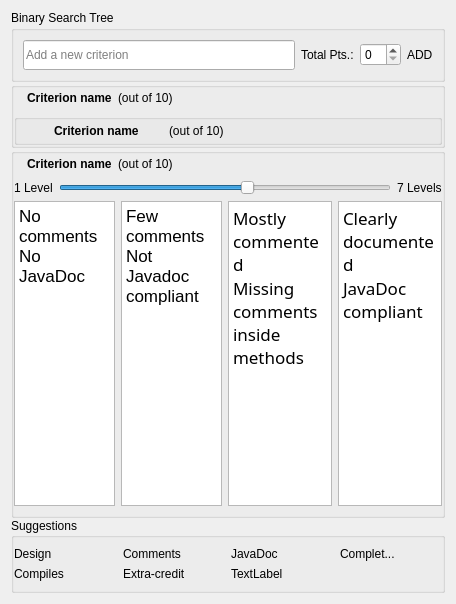
The window that TurboGrade/ui/rubricview.ui (wassgha/TurboGrade) describes before a commit, drawn with Qt 5.
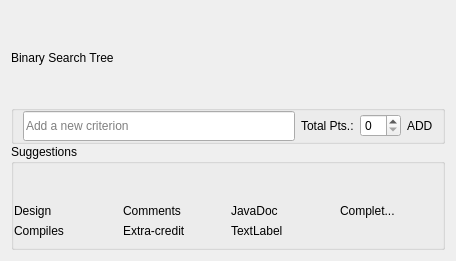
The same window after the commit. Icons and pictures are not drawn. Custom widgets are drawn as their Qt base class.

```diff
--- a/TurboGrade/ui/rubricview.ui
+++ b/TurboGrade/ui/rubricview.ui
@@ -7,11 +7,11 @@
     <x>0</x>
     <y>0</y>
     <width>456</width>
-    <height>604</height>
+    <height>261</height>
    </rect>
   </property>
   <property name="sizePolicy">
-   <sizepolicy hsizetype="Preferred" vsizetype="Minimum">
+   <sizepolicy hsizetype="Preferred" vsizetype="Expanding">
     <horstretch>0</horstretch>
     <verstretch>0</verstretch>
    </sizepolicy>
@@ -123,6 +123,9 @@
    <property name="spacing">
     <number>0</number>
    </property>
+   <property name="sizeConstraint">
+    <enum>QLayout::SetMinimumSize</enum>
+   </property>
    <item>
     <widget class="QLabel" name="title">
      <property name="text">
@@ -132,6 +135,12 @@
    </item>
    <item>
     <widget class="QGroupBox" name="add_box">
+     <property name="sizePolicy">
+      <sizepolicy hsizetype="Preferred" vsizetype="Fixed">
+       <horstretch>0</horstretch>
+       <verstretch>0</verstretch>
+      </sizepolicy>
+     </property>
      <property name="title">
       <string/>
      </property>
@@ -139,6 +148,12 @@
       <bool>true</bool>
      </property>
      <layout class="QHBoxLayout" name="horizontalLayout">
+      <property name="topMargin">
+       <number>0</number>
+      </property>
+      <property name="bottomMargin">
+       <number>0</number>
+      </property>
       <item>
        <widget class="QLineEdit" name="lineEdit">
         <property name="sizePolicy">
@@ -195,587 +210,9 @@
         <property name="text">
          <string>ADD</string>
         </property>
-       </widget>
-      </item>
-     </layout>
-    </widget>
-   </item>
-   <item>
-    <widget class="QGroupBox" name="groupBox_4">
-     <property name="title">
-      <string/>
-     </property>
-     <property name="flat">
-      <bool>true</bool>
-     </property>
-     <layout class="QVBoxLayout" name="verticalLayout_3">
-      <property name="leftMargin">
-       <number>0</number>
-      </property>
-      <property name="topMargin">
-       <number>0</number>
-      </property>
-      <property name="rightMargin">
-       <number>0</number>
-      </property>
-      <property name="bottomMargin">
-       <number>0</number>
-      </property>
-      <item>
-       <layout class="QHBoxLayout" name="horizontalLayout_4">
-        <item>
-         <widget class="QLabel" name="label_10">
-          <property name="sizePolicy">
-           <sizepolicy hsizetype="Fixed" vsizetype="Fixed">
-            <horstretch>0</horstretch>
-            <verstretch>0</verstretch>
-           </sizepolicy>
-          </property>
-          <property name="maximumSize">
-           <size>
-            <width>16</width>
-            <height>16</height>
-           </size>
-          </property>
-          <property name="cursor">
-           <cursorShape>PointingHandCursor</cursorShape>
-          </property>
-          <property name="text">
-           <string/>
-          </property>
-          <property name="pixmap">
-           <pixmap resource="resources.qrc">:/misc/res/add.png</pixmap>
-          </property>
-          <property name="scaledContents">
-           <bool>true</bool>
-          </property>
-         </widget>
-        </item>
-        <item>
-         <widget class="QLabel" name="label_11">
-          <property name="font">
-           <font>
-            <weight>75</weight>
-            <bold>true</bold>
-           </font>
-          </property>
-          <property name="text">
-           <string>Criterion name</string>
-          </property>
-         </widget>
-        </item>
-        <item>
-         <widget class="QLabel" name="label_12">
-          <property name="text">
-           <string>(out of 10)</string>
-          </property>
-         </widget>
-        </item>
-        <item>
-         <spacer name="horizontalSpacer_3">
-          <property name="orientation">
-           <enum>Qt::Horizontal</enum>
-          </property>
-          <property name="sizeHint" stdset="0">
-           <size>
-            <width>40</width>
-            <height>20</height>
-           </size>
-          </property>
-         </spacer>
-        </item>
-        <item>
-         <widget class="QLabel" name="label_13">
-          <property name="maximumSize">
-           <size>
-            <width>16</width>
-            <height>16</height>
-           </size>
-          </property>
-          <property name="cursor">
-           <cursorShape>PointingHandCursor</cursorShape>
-          </property>
-          <property name="text">
-           <string/>
-          </property>
-          <property name="pixmap">
-           <pixmap resource="resources.qrc">:/misc/res/delete.png</pixmap>
-          </property>
-          <property name="scaledContents">
-           <bool>true</bool>
-          </property>
-         </widget>
-        </item>
-       </layout>
-      </item>
-      <item>
-       <widget class="QGroupBox" name="has_children">
-        <property name="title">
-         <string/>
+        <property name="textInteractionFlags">
+         <set>Qt::LinksAccessibleByKeyboard|Qt::LinksAccessibleByMouse</set>
         </property>
-        <property name="flat">
-         <bool>true</bool>
-        </property>
-        <layout class="QVBoxLayout" name="verticalLayout">
-         <property name="spacing">
-          <number>30</number>
-         </property>
-         <property name="leftMargin">
-          <number>0</number>
-         </property>
-         <property name="topMargin">
-          <number>0</number>
-         </property>
-         <property name="rightMargin">
-          <number>0</number>
-         </property>
-         <property name="bottomMargin">
-          <number>0</number>
-         </property>
-         <item>
-          <layout class="QHBoxLayout" name="horizontalLayout_2">
-           <item>
-            <widget class="QLabel" name="label_4">
-             <property name="sizePolicy">
-              <sizepolicy hsizetype="Fixed" vsizetype="Fixed">
-               <horstretch>0</horstretch>
-               <verstretch>0</verstretch>
-              </sizepolicy>
-             </property>
-             <property name="maximumSize">
-              <size>
-               <width>16</width>
-               <height>16</height>
-              </size>
-             </property>
-             <property name="cursor">
-              <cursorShape>PointingHandCursor</cursorShape>
-             </property>
-             <property name="text">
-              <string/>
-             </property>
-             <property name="pixmap">
-              <pixmap resource="resources.qrc">:/misc/res/add.png</pixmap>
-             </property>
-             <property name="scaledContents">
-              <bool>true</bool>
-             </property>
-            </widget>
-           </item>
-           <item>
-            <widget class="QLabel" name="label">
-             <property name="font">
-              <font>
-               <weight>75</weight>
-               <bold>true</bold>
-              </font>
-             </property>
-             <property name="text">
-              <string>Criterion name</string>
-             </property>
-            </widget>
-           </item>
-           <item>
-            <widget class="QLabel" name="label_5">
-             <property name="text">
-              <string>(out of 10)</string>
-             </property>
-            </widget>
-           </item>
-           <item>
-            <spacer name="horizontalSpacer">
-             <property name="orientation">
-              <enum>Qt::Horizontal</enum>
-             </property>
-             <property name="sizeHint" stdset="0">
-              <size>
-               <width>40</width>
-               <height>20</height>
-              </size>
-             </property>
-            </spacer>
-           </item>
-           <item>
-            <widget class="QLabel" name="label_6">
-             <property name="maximumSize">
-              <size>
-               <width>16</width>
-               <height>16</height>
-              </size>
-             </property>
-             <property name="cursor">
-              <cursorShape>PointingHandCursor</cursorShape>
-             </property>
-             <property name="text">
-              <string/>
-             </property>
-             <property name="pixmap">
-              <pixmap resource="resources.qrc">:/misc/res/delete.png</pixmap>
-             </property>
-             <property name="scaledContents">
-              <bool>true</bool>
-             </property>
-            </widget>
-           </item>
-          </layout>
-         </item>
-        </layout>
-       </widget>
-      </item>
-     </layout>
-    </widget>
-   </item>
-   <item>
-    <widget class="QGroupBox" name="last">
-     <property name="title">
-      <string/>
-     </property>
-     <property name="flat">
-      <bool>true</bool>
-     </property>
-     <layout class="QVBoxLayout" name="verticalLayout_6">
-      <property name="leftMargin">
-       <number>0</number>
-      </property>
-      <property name="topMargin">
-       <number>0</number>
-      </property>
-      <property name="rightMargin">
-       <number>0</number>
-      </property>
-      <item>
-       <layout class="QHBoxLayout" name="horizontalLayout_7">
-        <item>
-         <widget class="QLabel" name="label_22">
-          <property name="sizePolicy">
-           <sizepolicy hsizetype="Fixed" vsizetype="Fixed">
-            <horstretch>0</horstretch>
-            <verstretch>0</verstretch>
-           </sizepolicy>
-          </property>
-          <property name="maximumSize">
-           <size>
-            <width>16</width>
-            <height>16</height>
-           </size>
-          </property>
-          <property name="cursor">
-           <cursorShape>PointingHandCursor</cursorShape>
-          </property>
-          <property name="text">
-           <string/>
-          </property>
-          <property name="pixmap">
-           <pixmap resource="resources.qrc">:/misc/res/add.png</pixmap>
-          </property>
-          <property name="scaledContents">
-           <bool>true</bool>
-          </property>
-         </widget>
-        </item>
-        <item>
-         <widget class="QLabel" name="label_23">
-          <property name="font">
-           <font>
-            <weight>75</weight>
-            <bold>true</bold>
-           </font>
-          </property>
-          <property name="text">
-           <string>Criterion name</string>
-          </property>
-         </widget>
-        </item>
-        <item>
-         <widget class="QLabel" name="label_24">
-          <property name="text">
-           <string>(out of 10)</string>
-          </property>
-         </widget>
-        </item>
-        <item>
-         <spacer name="horizontalSpacer_6">
-          <property name="orientation">
-           <enum>Qt::Horizontal</enum>
-          </property>
-          <property name="sizeHint" stdset="0">
-           <size>
-            <width>40</width>
-            <height>20</height>
-           </size>
-          </property>
-         </spacer>
-        </item>
-        <item>
-         <widget class="QLabel" name="label_25">
-          <property name="maximumSize">
-           <size>
-            <width>16</width>
-            <height>16</height>
-           </size>
-          </property>
-          <property name="cursor">
-           <cursorShape>PointingHandCursor</cursorShape>
-          </property>
-          <property name="text">
-           <string/>
-          </property>
-          <property name="pixmap">
-           <pixmap resource="resources.qrc">:/misc/res/delete.png</pixmap>
-          </property>
-          <property name="scaledContents">
-           <bool>true</bool>
-          </property>
-         </widget>
-        </item>
-       </layout>
-      </item>
-      <item>
-       <widget class="QWidget" name="widget" native="true">
-        <layout class="QVBoxLayout" name="verticalLayout_2">
-         <property name="leftMargin">
-          <number>0</number>
-         </property>
-         <property name="topMargin">
-          <number>0</number>
-         </property>
-         <property name="rightMargin">
-          <number>0</number>
-         </property>
-         <property name="bottomMargin">
-          <number>0</number>
-         </property>
-         <item>
-          <widget class="QWidget" name="widget_2" native="true">
-           <layout class="QHBoxLayout" name="horizontalLayout_5">
-            <property name="leftMargin">
-             <number>0</number>
-            </property>
-            <property name="topMargin">
-             <number>0</number>
-            </property>
-            <property name="rightMargin">
-             <number>0</number>
-            </property>
-            <property name="bottomMargin">
-             <number>0</number>
-            </property>
-            <item>
-             <widget class="QLabel" name="label_2">
-              <property name="text">
-               <string>1 Level</string>
-              </property>
-             </widget>
-            </item>
-            <item>
-             <widget class="QSlider" name="horizontalSlider">
-              <property name="maximum">
-               <number>7</number>
-              </property>
-              <property name="value">
-               <number>4</number>
-              </property>
-              <property name="orientation">
-               <enum>Qt::Horizontal</enum>
-              </property>
-              <property name="invertedAppearance">
-               <bool>false</bool>
-              </property>
-              <property name="invertedControls">
-               <bool>false</bool>
-              </property>
-              <property name="tickPosition">
-               <enum>QSlider::NoTicks</enum>
-              </property>
-              <property name="tickInterval">
-               <number>1</number>
-              </property>
-             </widget>
-            </item>
-            <item>
-             <widget class="QLabel" name="label_7">
-              <property name="text">
-               <string>7 Levels</string>
-              </property>
-             </widget>
-            </item>
-           </layout>
-          </widget>
-         </item>
-         <item>
-          <layout class="QHBoxLayout" name="horizontalLayout_3">
-           <item>
-            <widget class="QTextBrowser" name="level1">
-             <property name="sizePolicy">
-              <sizepolicy hsizetype="Expanding" vsizetype="Expanding">
-               <horstretch>0</horstretch>
-               <verstretch>0</verstretch>
-              </sizepolicy>
-             </property>
-             <property name="frameShape">
-              <enum>QFrame::StyledPanel</enum>
-             </property>
-             <property name="frameShadow">
-              <enum>QFrame::Plain</enum>
-             </property>
-             <property name="verticalScrollBarPolicy">
-              <enum>Qt::ScrollBarAlwaysOff</enum>
-             </property>
-             <property name="horizontalScrollBarPolicy">
-              <enum>Qt::ScrollBarAlwaysOff</enum>
-             </property>
-             <property name="sizeAdjustPolicy">
-              <enum>QAbstractScrollArea::AdjustToContents</enum>
-             </property>
-             <property name="lineWrapMode">
-              <enum>QTextEdit::WidgetWidth</enum>
-             </property>
-             <property name="html">
-              <string>&lt;!DOCTYPE HTML PUBLIC &quot;-//W3C//DTD HTML 4.0//EN&quot; &quot;http://www.w3.org/TR/REC-html40/strict.dtd&quot;&gt;
-&lt;html&gt;&lt;head&gt;&lt;meta name=&quot;qrichtext&quot; content=&quot;1&quot; /&gt;&lt;style type=&quot;text/css&quot;&gt;
-p, li { white-space: pre-wrap; }
-&lt;/style&gt;&lt;/head&gt;&lt;body style=&quot; font-family:'.SF NS Text'; font-size:13pt; font-weight:400; font-style:normal;&quot;&gt;
-&lt;p style=&quot; margin-top:0px; margin-bottom:0px; margin-left:0px; margin-right:0px; -qt-block-indent:0; text-indent:0px;&quot;&gt;No comments&lt;/p&gt;
-&lt;p style=&quot; margin-top:0px; margin-bottom:0px; margin-left:0px; margin-right:0px; -qt-block-indent:0; text-indent:0px;&quot;&gt;No JavaDoc&lt;/p&gt;&lt;/body&gt;&lt;/html&gt;</string>
-             </property>
-             <property name="acceptRichText">
-              <bool>true</bool>
-             </property>
-            </widget>
-           </item>
-           <item>
-            <widget class="QTextBrowser" name="level2">
-             <property name="sizePolicy">
-              <sizepolicy hsizetype="Expanding" vsizetype="Expanding">
-               <horstretch>0</horstretch>
-               <verstretch>0</verstretch>
-              </sizepolicy>
-             </property>
-             <property name="styleSheet">
-              <string notr="true"/>
-             </property>
-             <property name="frameShape">
-              <enum>QFrame::StyledPanel</enum>
-             </property>
-             <property name="frameShadow">
-              <enum>QFrame::Plain</enum>
-             </property>
-             <property name="verticalScrollBarPolicy">
-              <enum>Qt::ScrollBarAlwaysOff</enum>
-             </property>
-             <property name="horizontalScrollBarPolicy">
-              <enum>Qt::ScrollBarAlwaysOff</enum>
-             </property>
-             <property name="sizeAdjustPolicy">
-              <enum>QAbstractScrollArea::AdjustToContents</enum>
-             </property>
-             <property name="lineWrapMode">
-              <enum>QTextEdit::WidgetWidth</enum>
-             </property>
-             <property name="html">
-              <string>&lt;!DOCTYPE HTML PUBLIC &quot;-//W3C//DTD HTML 4.0//EN&quot; &quot;http://www.w3.org/TR/REC-html40/strict.dtd&quot;&gt;
-&lt;html&gt;&lt;head&gt;&lt;meta name=&quot;qrichtext&quot; content=&quot;1&quot; /&gt;&lt;style type=&quot;text/css&quot;&gt;
-p, li { white-space: pre-wrap; }
-&lt;/style&gt;&lt;/head&gt;&lt;body style=&quot; font-family:'.SF NS Text'; font-size:13pt; font-weight:400; font-style:normal;&quot;&gt;
-&lt;p style=&quot; margin-top:0px; margin-bottom:0px; margin-left:0px; margin-right:0px; -qt-block-indent:0; text-indent:0px;&quot;&gt;Few comments&lt;/p&gt;
-&lt;p style=&quot; margin-top:0px; margin-bottom:0px; margin-left:0px; margin-right:0px; -qt-block-indent:0; text-indent:0px;&quot;&gt;Not Javadoc compliant&lt;/p&gt;&lt;/body&gt;&lt;/html&gt;</string>
-             </property>
-             <property name="acceptRichText">
-              <bool>true</bool>
-             </property>
-            </widget>
-           </item>
-           <item>
-            <widget class="QTextBrowser" name="level3">
-             <property name="sizePolicy">
-              <sizepolicy hsizetype="Expanding" vsizetype="Expanding">
-               <horstretch>0</horstretch>
-               <verstretch>0</verstretch>
-              </sizepolicy>
-             </property>
-             <property name="font">
-              <font>
-               <family>Avenir</family>
-              </font>
-             </property>
-             <property name="frameShape">
-              <enum>QFrame::StyledPanel</enum>
-             </property>
-             <property name="frameShadow">
-              <enum>QFrame::Plain</enum>
-             </property>
-             <property name="verticalScrollBarPolicy">
-              <enum>Qt::ScrollBarAlwaysOff</enum>
-             </property>
-             <property name="horizontalScrollBarPolicy">
-              <enum>Qt::ScrollBarAlwaysOff</enum>
-             </property>
-             <property name="sizeAdjustPolicy">
-              <enum>QAbstractScrollArea::AdjustToContents</enum>
-             </property>
-             <property name="lineWrapMode">
-              <enum>QTextEdit::WidgetWidth</enum>
-             </property>
-             <property name="html">
-              <string>&lt;!DOCTYPE HTML PUBLIC &quot;-//W3C//DTD HTML 4.0//EN&quot; &quot;http://www.w3.org/TR/REC-html40/strict.dtd&quot;&gt;
-&lt;html&gt;&lt;head&gt;&lt;meta name=&quot;qrichtext&quot; content=&quot;1&quot; /&gt;&lt;style type=&quot;text/css&quot;&gt;
-p, li { white-space: pre-wrap; }
-&lt;/style&gt;&lt;/head&gt;&lt;body style=&quot; font-family:'Avenir'; font-size:13pt; font-weight:400; font-style:normal;&quot;&gt;
-&lt;p style=&quot; margin-top:0px; margin-bottom:0px; margin-left:0px; margin-right:0px; -qt-block-indent:0; text-indent:0px;&quot;&gt;&lt;span style=&quot; font-family:'.SF NS Text';&quot;&gt;Mostly commented&lt;/span&gt;&lt;/p&gt;
-&lt;p style=&quot; margin-top:0px; margin-bottom:0px; margin-left:0px; margin-right:0px; -qt-block-indent:0; text-indent:0px;&quot;&gt;&lt;span style=&quot; font-family:'.SF NS Text';&quot;&gt;Missing comments inside methods&lt;/span&gt;&lt;/p&gt;&lt;/body&gt;&lt;/html&gt;</string>
-             </property>
-             <property name="acceptRichText">
-              <bool>true</bool>
-             </property>
-            </widget>
-           </item>
-           <item>
-            <widget class="QTextBrowser" name="level4">
-             <property name="sizePolicy">
-              <sizepolicy hsizetype="Expanding" vsizetype="Expanding">
-               <horstretch>0</horstretch>
-               <verstretch>0</verstretch>
-              </sizepolicy>
-             </property>
-             <property name="font">
-              <font>
-               <family>Avenir</family>
-              </font>
-             </property>
-             <property name="frameShape">
-              <enum>QFrame::StyledPanel</enum>
-             </property>
-             <property name="frameShadow">
-              <enum>QFrame::Plain</enum>
-             </property>
-             <property name="verticalScrollBarPolicy">
-              <enum>Qt::ScrollBarAlwaysOff</enum>
-             </property>
-             <property name="horizontalScrollBarPolicy">
-              <enum>Qt::ScrollBarAlwaysOff</enum>
-             </property>
-             <property name="sizeAdjustPolicy">
-              <enum>QAbstractScrollArea::AdjustToContents</enum>
-             </property>
-             <property name="lineWrapMode">
-              <enum>QTextEdit::WidgetWidth</enum>
-             </property>
-             <property name="html">
-              <string>&lt;!DOCTYPE HTML PUBLIC &quot;-//W3C//DTD HTML 4.0//EN&quot; &quot;http://www.w3.org/TR/REC-html40/strict.dtd&quot;&gt;
-&lt;html&gt;&lt;head&gt;&lt;meta name=&quot;qrichtext&quot; content=&quot;1&quot; /&gt;&lt;style type=&quot;text/css&quot;&gt;
-p, li { white-space: pre-wrap; }
-&lt;/style&gt;&lt;/head&gt;&lt;body style=&quot; font-family:'Avenir'; font-size:13pt; font-weight:400; font-style:normal;&quot;&gt;
-&lt;p style=&quot; margin-top:0px; margin-bottom:0px; margin-left:0px; margin-right:0px; -qt-block-indent:0; text-indent:0px;&quot;&gt;&lt;span style=&quot; font-family:'.SF NS Text';&quot;&gt;Clearly documented&lt;/span&gt;&lt;/p&gt;
-&lt;p style=&quot; margin-top:0px; margin-bottom:0px; margin-left:0px; margin-right:0px; -qt-block-indent:0; text-indent:0px;&quot;&gt;&lt;span style=&quot; font-family:'.SF NS Text';&quot;&gt;JavaDoc compliant&lt;/span&gt;&lt;/p&gt;&lt;/body&gt;&lt;/html&gt;</string>
-             </property>
-             <property name="acceptRichText">
-              <bool>true</bool>
-             </property>
-            </widget>
-           </item>
-          </layout>
-         </item>
-        </layout>
        </widget>
       </item>
      </layout>
@@ -793,6 +230,9 @@
       <property name="leftMargin">
        <number>0</number>
       </property>
+      <property name="topMargin">
+       <number>40</number>
+      </property>
       <property name="rightMargin">
        <number>0</number>
       </property>
@@ -853,8 +293,13 @@
    </item>
   </layout>
  </widget>
- <resources>
-  <include location="resources.qrc"/>
- </resources>
+ <customwidgets>
+  <customwidget>
+   <class>ClickableLabel</class>
+   <extends>QLabel</extends>
+   <header>clickablelabel.h</header>
+  </customwidget>
+ </customwidgets>
+ <resources/>
  <connections/>
 </ui>
```
Left out of the diff: 11 changed lines with no effect on the pictures.
